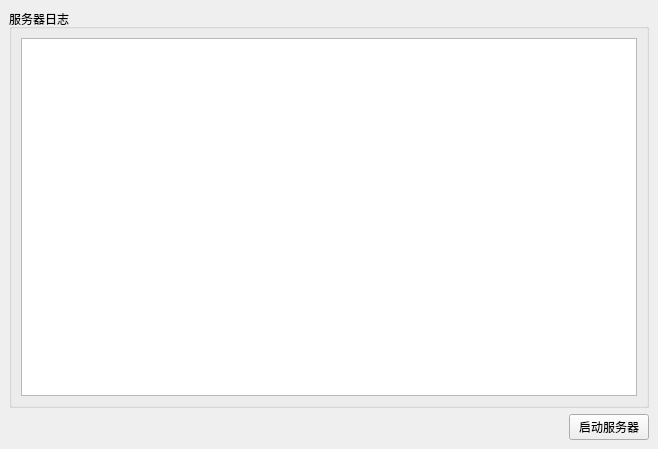
Old version of the form practice4/SimpleChat/ChatServer/mainwindow.ui in the repository xxhfln/QTCourse.
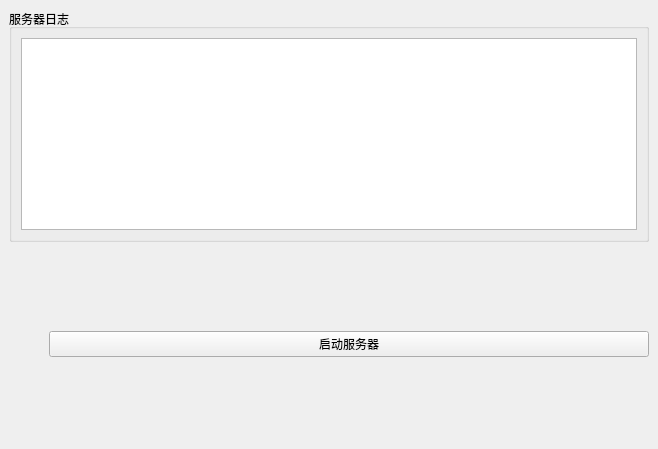
New version of the form.

```diff
--- a/practice4/SimpleChat/ChatServer/mainwindow.ui
+++ b/practice4/SimpleChat/ChatServer/mainwindow.ui
@@ -31,9 +31,6 @@
      <layout class="QHBoxLayout" name="horizontalLayout">
       <item>
        <spacer name="horizontalSpacer">
-        <property name="orientation">
-         <enum>Qt::Orientation::Horizontal</enum>
-        </property>
         <property name="sizeHint" stdset="0">
          <size>
           <width>40</width>
```
Left out of the diff: 2 changed lines with no effect on the pictures.
